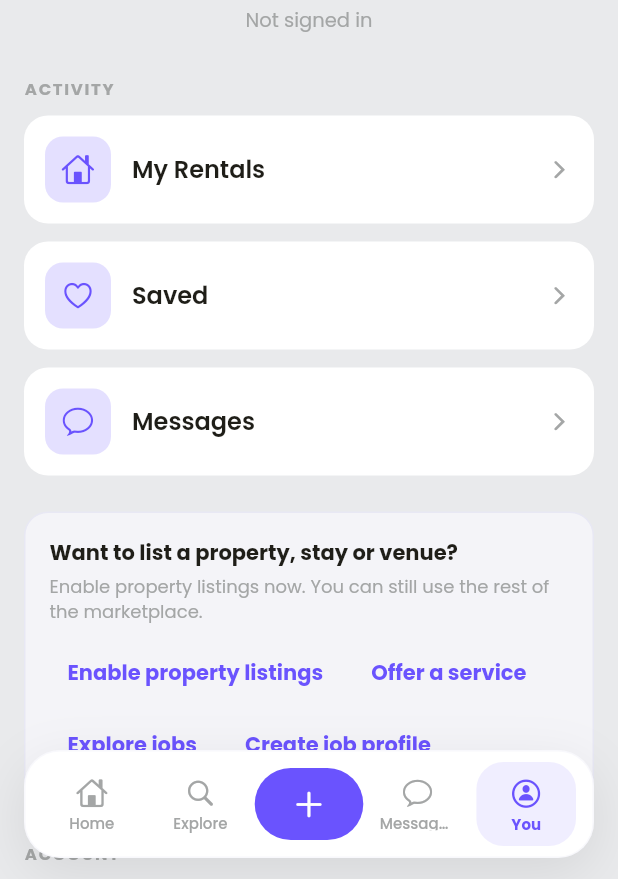
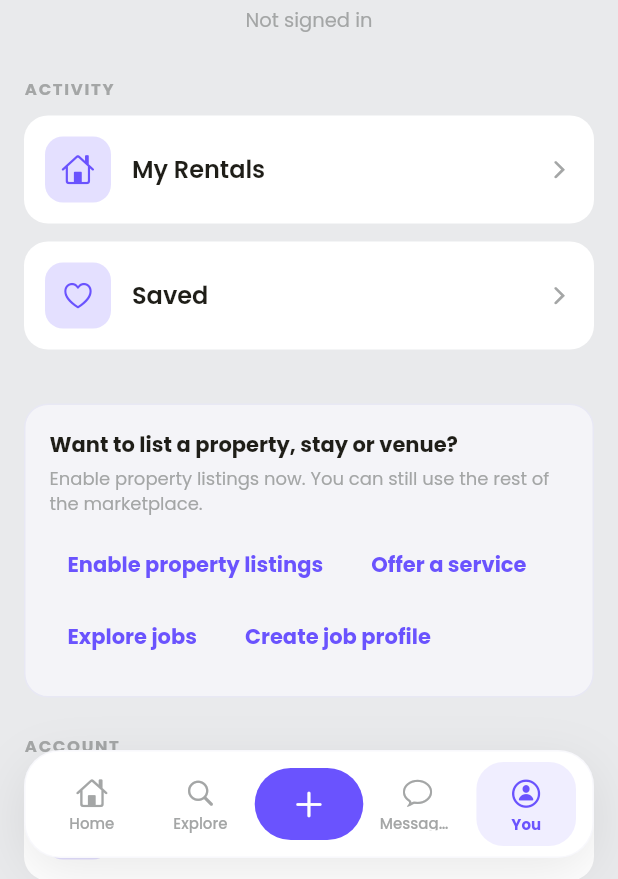
Before and after one commit to allanasy44/property24, a Flutter app: the ProfileScreen screen opened by its route, on a phone screen of 412 x 824 dp, the part 357-1236 px from its top. Run offline on Flutter 3.47's test engine with Material 3 defaults, Android fonts, the phone set to English and light mode, and no system bars; our stand-ins replace cached_network_image, flutter_map, go_router, google_fonts, google_sign_in, image_picker and 3 more; missing offline and left inert: dart:html, flutter_webrtc, record; accounts and stored records are empty; network calls fail.

Commit message:
Removed over view from my account screen

```diff
--- a/lib/screens/profile_screen.dart
+++ b/lib/screens/profile_screen.dart
@@ -178,21 +178,16 @@ class _ProfileScreenState extends State<ProfileScreen> {
             const SizedBox(height: 28),
 
             const _ProfileSectionHeading('ACTIVITY'),
-            _MenuCardTile(
-              icon: CupertinoIcons.house,
-              label: state.canManageListings ? 'Overview' : 'My Rentals',
-              onTap: () => context.push(AppRoutes.activityScreen),
-            ),
+            if (!state.canManageListings)
+              _MenuCardTile(
+                icon: CupertinoIcons.house,
+                label: 'My Rentals',
+                onTap: () => context.push(AppRoutes.activityScreen),
+              ),
             _MenuCardTile(
               icon: CupertinoIcons.heart,
               label: 'Saved',
               onTap: () => context.push(AppRoutes.callsScreen),
-            ),
-            _MenuCardTile(
-              icon: CupertinoIcons.chat_bubble,
-              label: 'Messages',
-              onTap: () => context.go(AppRoutes.chatScreen),
-              showBottomSpacing: false,
             ),
             if (hasBusinessActivity) ...[
               const SizedBox(height: 24),
```
